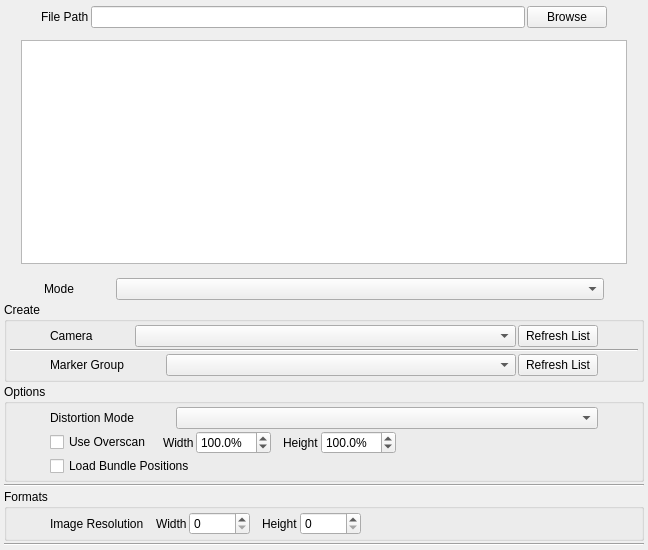
Old version of the form python/mmSolver/tools/loadmarker/ui/loadmarker_layout.ui in the repository david-cattermole/mayaMatchMoveSolver.
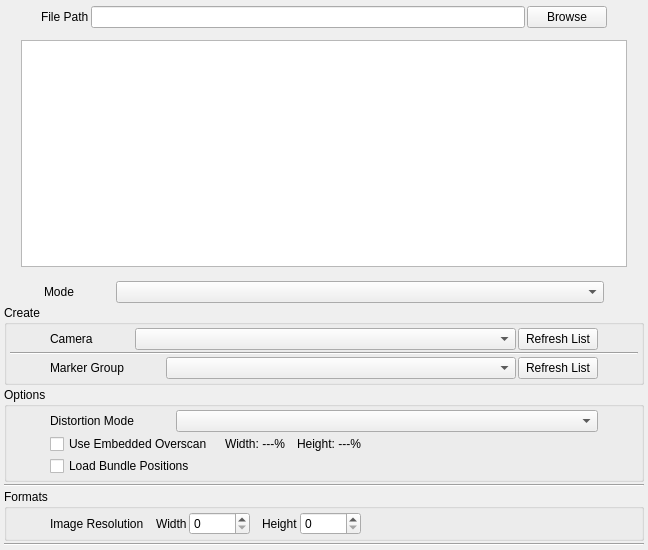
New version of the form.

Commit message: Added 'use embedded overscan' checkbox to calculate the required overscan automatically. Removed Overscan spin-boxes from the Load Marker UI. Issue #131

What changed in the file:
```diff
--- a/python/mmSolver/tools/loadmarker/ui/loadmarker_layout.ui
+++ b/python/mmSolver/tools/loadmarker/ui/loadmarker_layout.ui
@@ -556,7 +556,7 @@
           <item>
            <widget class="QCheckBox" name="overscan_checkBox">
             <property name="text">
-             <string>Use Overscan</string>
+             <string>Use Embedded Overscan</string>
             </property>
            </widget>
           </item>
@@ -579,29 +579,7 @@
           <item>
            <widget class="QLabel" name="overscanX_label">
             <property name="text">
-             <string>Width</string>
-            </property>
-           </widget>
-          </item>
-          <item>
-           <widget class="QDoubleSpinBox" name="overscanX_doubleSpinBox">
-            <property name="suffix">
-             <string>%</string>
-            </property>
-            <property name="decimals">
-             <number>1</number>
-            </property>
-            <property name="minimum">
-             <double>1.000000000000000</double>
-            </property>
-            <property name="maximum">
-             <double>1000.000000000000000</double>
-            </property>
-            <property name="singleStep">
-             <double>5.000000000000000</double>
-            </property>
-            <property name="value">
-             <double>100.000000000000000</double>
+             <string>Width: ---%</string>
             </property>
            </widget>
           </item>
@@ -624,29 +602,7 @@
           <item>
            <widget class="QLabel" name="overscanY_label">
             <property name="text">
-             <string>Height</string>
-            </property>
-           </widget>
-          </item>
-          <item>
-           <widget class="QDoubleSpinBox" name="overscanY_doubleSpinBox">
-            <property name="suffix">
-             <string>%</string>
-            </property>
-            <property name="decimals">
-             <number>1</number>
-            </property>
-            <property name="minimum">
-             <double>1.000000000000000</double>
-            </property>
-            <property name="maximum">
-             <double>1000.000000000000000</double>
-            </property>
-            <property name="singleStep">
-             <double>5.000000000000000</double>
-            </property>
-            <property name="value">
-             <double>100.000000000000000</double>
+             <string>Height: ---%</string>
             </property>
            </widget>
           </item>
```
The commit also changes 5 other files.
